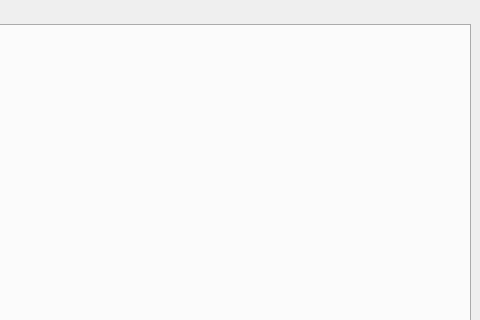
Old version of the form pg_principal.ui in the repository Luisf66/Calc-Dese; both pictures show x 560 to 1040 and y 0 to 320 of the 1040 by 758 pixel window.
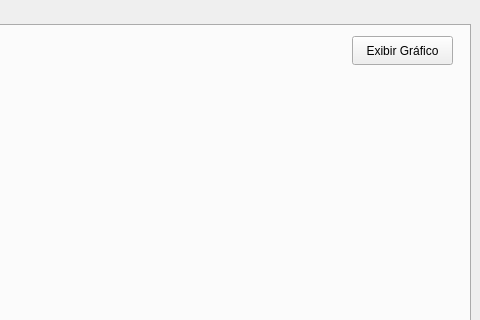
New version of the form. The open tabs and pages were chosen to show the change.

Commit message: media nos gráficos

What changed in the file:
```diff
--- a/pg_principal.ui
+++ b/pg_principal.ui
@@ -195,6 +195,19 @@
      <attribute name="title">
       <string>Gráfico</string>
      </attribute>
+     <widget class="QPushButton" name="btn_grafico">
+      <property name="geometry">
+       <rect>
+        <x>910</x>
+        <y>10</y>
+        <width>101</width>
+        <height>29</height>
+       </rect>
+      </property>
+      <property name="text">
+       <string>Exibir Gráfico</string>
+      </property>
+     </widget>
     </widget>
    </widget>
   </widget>
```
The commit also changes 5 other files.
